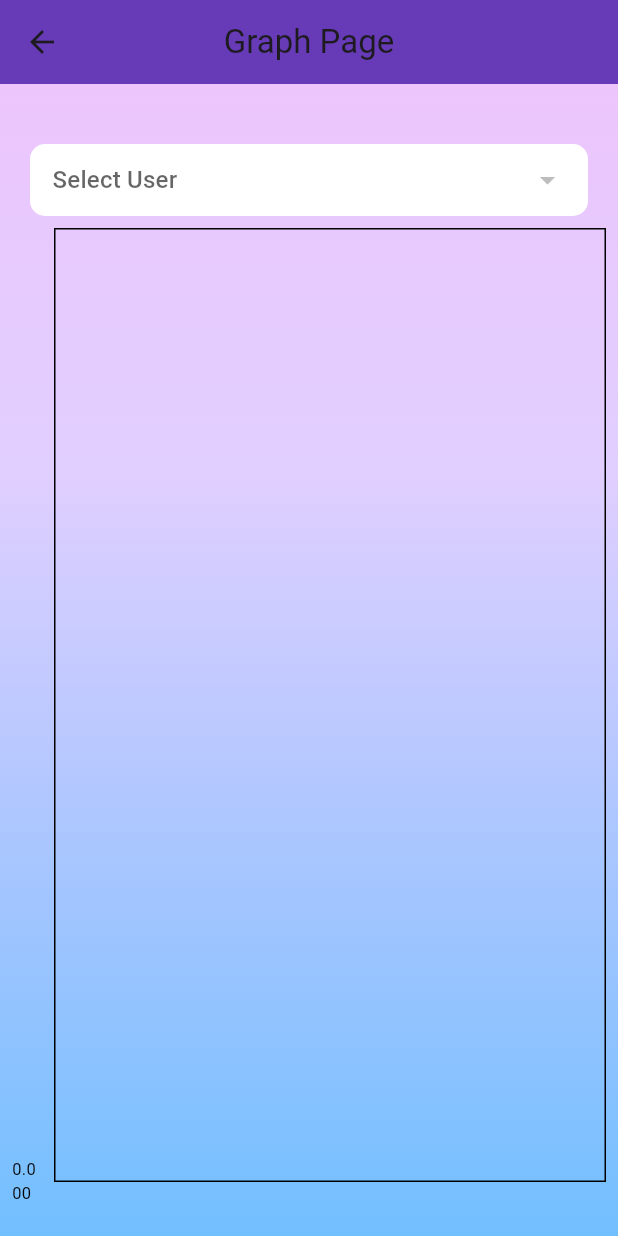
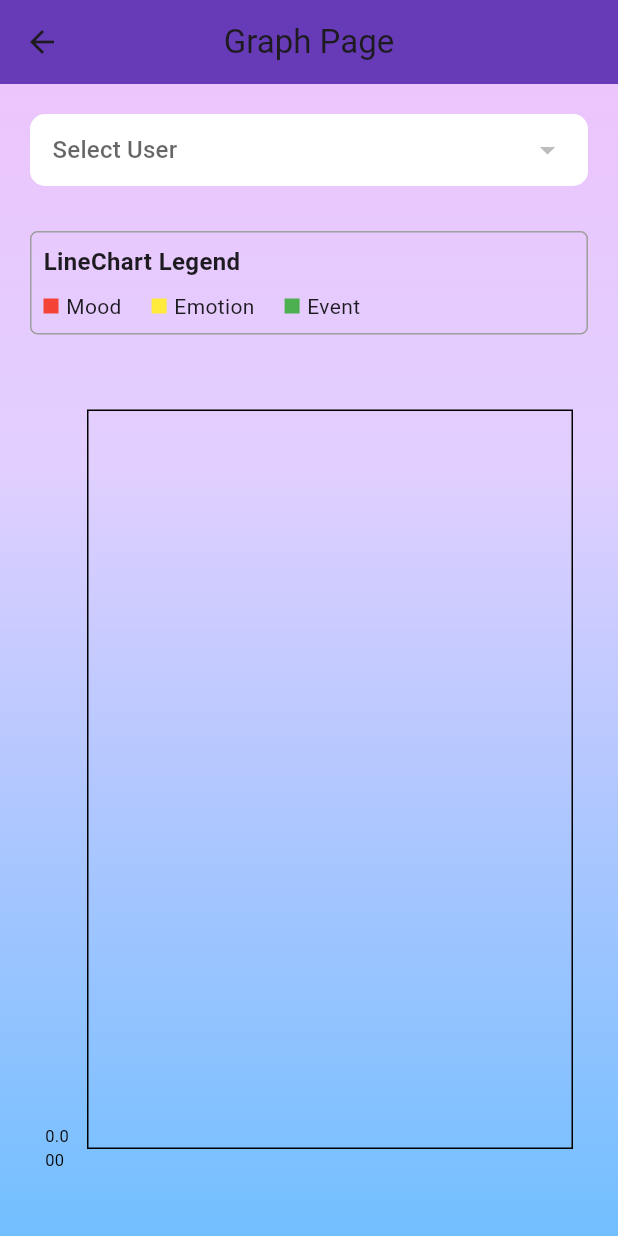
Before and after one commit to JuanJosePinero/Trabajo-PMDM-Grupo5, a Flutter app: the Graph screen opened directly, on a phone screen of 412 x 824 dp. Run offline on Flutter 3.47's test engine with Material 3 defaults, Android fonts, the phone set to English and light mode, and no system bars; drawn by our look-alikes of fl_chart; our stand-ins replace cached_network_image, card_swiper, email_validator, flutter_secure_storage, flutter_slidable, just_audio and 2 more; missing offline and left inert: font_awesome_icon_class, mailer; accounts and stored records are empty; network calls fail; Roboto replaces fonts that are missing (Sans Serif).

Commit message:
Added Linechart Legend

```diff
--- a/lib/screens/admin/graph.dart
+++ b/lib/screens/admin/graph.dart
@@ -1,12 +1,10 @@
 import 'package:fl_chart/fl_chart.dart';
 import 'package:flutter/material.dart';
-import 'package:mindcare_app/models/ElementModel.dart';
 import 'package:mindcare_app/models/UserModel.dart';
 import 'package:mindcare_app/screens/admin/line_chart.dart';
 import 'package:mindcare_app/services/ElementService.dart';
 import 'package:mindcare_app/services/UserService.dart';
 import 'package:mindcare_app/themes/themeColors.dart';
-import 'package:intl/intl.dart';
 
 class Graph extends StatefulWidget {
   @override
@@ -53,7 +51,7 @@ class _GraphState extends State<Graph> {
         child: Column(
           children: [
             const SizedBox(
-              height: 40,
+              height: 20,
             ),
             Padding(
               padding: const EdgeInsets.symmetric(horizontal: 20.0),
@@ -88,9 +86,11 @@ class _GraphState extends State<Graph> {
                 ),
               ),
             ),
+            const SizedBox(height: 10),
+            _buildLegend(),
             Expanded(
               child: Padding(
-                padding: const EdgeInsets.all(8.0),
+                padding: const EdgeInsets.all(30.0),
                 child: AspectRatio(
                   aspectRatio: 1.7,
                   child: CustomLineChart(
@@ -112,17 +112,15 @@ class _GraphState extends State<Graph> {
     if (selectedUser != null) {
       final DateTime now = DateTime.now();
       final DateTime firstDayOfCurrentMonth = DateTime(now.year, now.month, 1);
-      final DateTime startDate = firstDayOfCurrentMonth
-          .subtract(Duration(days: 120)); // Últimos 4 meses
-      final DateTime endDate = firstDayOfCurrentMonth.subtract(
-          const Duration(days: 1)); // Hasta el último día del mes anterior
+      final DateTime startDate =
+          firstDayOfCurrentMonth.subtract(const Duration(days: 120));
+      final DateTime endDate =
+          firstDayOfCurrentMonth.subtract(const Duration(days: 1));
 
-      // Imprime el rango de fechas para depuración
       print(
           'Rango de Fechas: Desde ${startDate.toIso8601String()} hasta ${endDate.toIso8601String()}');
 
       try {
-        // Encuentra el nombre del usuario seleccionado
         final userName = users
                 .firstWhere((user) => user.id.toString() == selectedUser,
                     orElse: () => UserData())
@@ -130,7 +128,6 @@ class _GraphState extends State<Graph> {
             "Unknown";
         print('Usuario seleccionado: $userName, ID: $selectedUser');
 
-        // Obtiene y filtra los elementos por usuario y fecha
         final Map<DateTime, Map<String, int>> countsByMonth =
             await elementService.getElementsByGraphicDate(
                 selectedUser!, startDate, endDate);
@@ -160,19 +157,27 @@ class _GraphState extends State<Graph> {
   }
 
   void processElementData(Map<DateTime, Map<String, int>> countsByMonth) {
-  List<DateTime> sortedMonths = countsByMonth.keys.toList()
-    ..sort((a, b) => a.compareTo(b));
+    DateTime now = DateTime.now();
+    DateTime firstDayOfCurrentMonth = DateTime(now.year, now.month, 1);
+    DateTime startDate = firstDayOfCurrentMonth.subtract(const Duration(days: 120));
+    DateTime endDate = firstDayOfCurrentMonth.subtract(const Duration(days: 1));
+
+    monthStartDates.clear();
+    DateTime current = startDate;
+    while (current.isBefore(endDate)) {
+      monthStartDates.add(DateTime(current.year, current.month));
+      current = DateTime(current.year, current.month + 1);
+    }
 
     moodData.clear();
     emotionData.clear();
     eventData.clear();
-  monthStartDates.clear();
 
-  for (var month in sortedMonths) {
-    final counts = countsByMonth[month]!;
-    final index = sortedMonths.indexOf(month).toDouble();
+    for (var monthDate in monthStartDates) {
+      var index = monthStartDates.indexOf(monthDate).toDouble();
 
-    monthStartDates.add(month);
+      var counts = countsByMonth[DateTime(monthDate.year, monthDate.month)] ??
+          {'mood': 0, 'emotion': 0, 'event': 0};
 
       moodData.add(FlSpot(index, counts['mood']?.toDouble() ?? 0.0));
       emotionData.add(FlSpot(index, counts['emotion']?.toDouble() ?? 0.0));
@@ -181,4 +186,70 @@ class _GraphState extends State<Graph> {
 
     setState(() {});
   }
+
+  Widget _buildLegend() {
+  return Container(
+    padding: const EdgeInsets.all(8),
+    margin: const EdgeInsets.all(20),
+    decoration: BoxDecoration(
+      border: Border.all(color: Colors.grey, width: 1),
+      borderRadius: BorderRadius.circular(5),
+    ),
+    child: Column(
+      mainAxisSize: MainAxisSize.min,
+      crossAxisAlignment: CrossAxisAlignment.start,
+      children: [
+        const Text(
+          "LineChart Legend",
+          style: TextStyle(
+            fontSize: 16,
+            fontWeight: FontWeight.bold,
+            fontFamily: 'Sans Serif',
+          ),
+        ),
+        const SizedBox(height: 8),
+        Row(
+          mainAxisAlignment: MainAxisAlignment.start,
+          children: [
+           Row(
+          children: [
+            Container(
+              width: 10,
+              height: 10,
+              color: Colors.red,
+            ),
+            const SizedBox(width: 5),
+            const Text('Mood'),
+          ],
+        ),
+        const SizedBox(width: 20),
+        Row(
+          children: [
+            Container(
+              width: 10,
+              height: 10,
+              color: Colors.yellow,
+            ),
+            const SizedBox(width: 5),
+            const Text('Emotion'),
+          ],
+        ),
+        const SizedBox(width: 20),
+        Row(
+          children: [
+            Container(
+              width: 10,
+              height: 10,
+              color: Colors.green,
+            ),
+            const SizedBox(width: 5),
+            const Text('Event'),
+          ],
+        ),
+          ],
+        ),
+      ],
+    ),
+  );
 }
+}
--- a/lib/screens/admin/line_chart.dart
+++ b/lib/screens/admin/line_chart.dart
@@ -22,17 +22,22 @@ class CustomLineChart extends StatelessWidget {
       LineChartData(
         gridData: FlGridData(show: true),
         titlesData: FlTitlesData(
+          topTitles: SideTitles(showTitles: false),
           bottomTitles: SideTitles(
             showTitles: true,
+            reservedSize: 22,
+            interval:
+                1,
             getTitles: (value) {
-              int index = value.toInt();
-              if (index < monthStartDates.length) {
+              int index = value.round();
+              if (index % 1 == 0 && index < monthStartDates.length) {
                 return DateFormat.MMM().format(monthStartDates[index]);
               }
               return '';
             },
           ),
           leftTitles: SideTitles(showTitles: true),
+          rightTitles: SideTitles(showTitles: false),
         ),
         borderData: FlBorderData(show: true),
         lineBarsData: [
```
Lines whose indentation alone changed are shown as unchanged.
